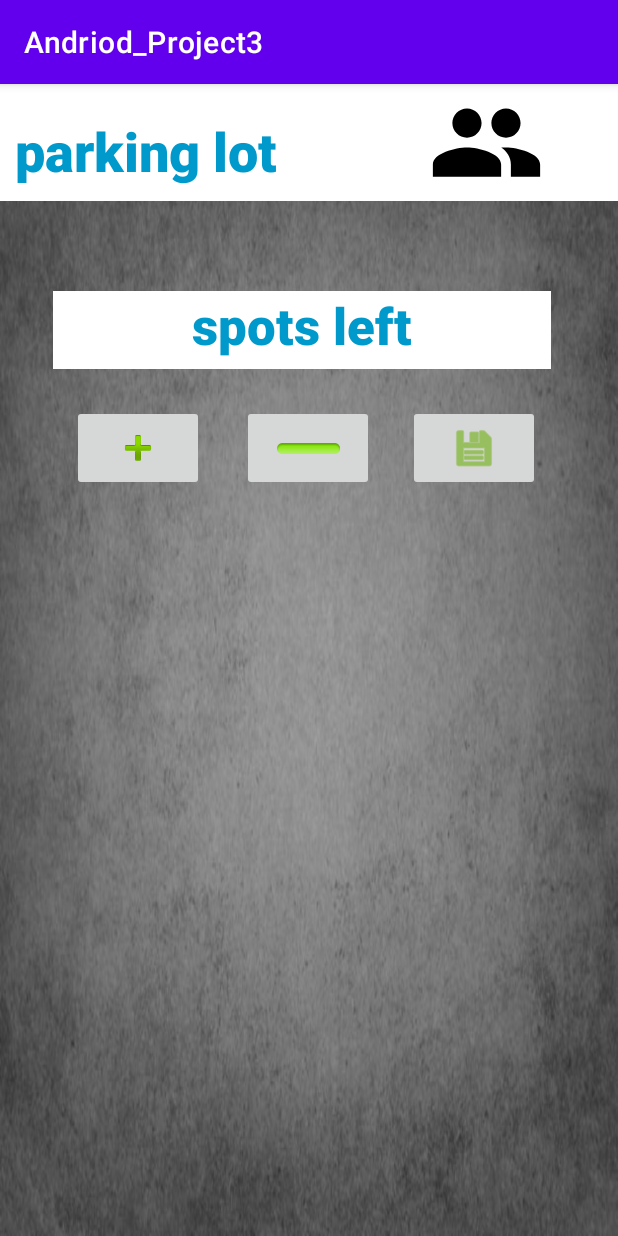
After one commit to HernanGHernandez/CST438Project3, an Android app: the view_parking_lot screen opened directly, with no data from a screen before it, on a phone screen of 412 x 824 dp. The commit adds this screen. Run offline under Robolectric (Android 15) with nearby library versions, the phone set to English and light mode, and no system bars.

Commit message:
added activities

```diff
--- a/Andriod_Project3/app/build.gradle
+++ b/Andriod_Project3/app/build.gradle
@@ -32,6 +32,7 @@ dependencies {
     implementation 'androidx.appcompat:appcompat:1.3.1'
     implementation 'com.google.android.material:material:1.4.0'
     implementation 'androidx.constraintlayout:constraintlayout:2.1.0'
+    implementation 'androidx.gridlayout:gridlayout:1.0.0'
     testImplementation 'junit:junit:4.+'
     androidTestImplementation 'androidx.test.ext:junit:1.1.3'
     androidTestImplementation 'androidx.test.espresso:espresso-core:3.4.0'
--- a/Andriod_Project3/app/src/main/AndroidManifest.xml
+++ b/Andriod_Project3/app/src/main/AndroidManifest.xml
@@ -9,6 +9,12 @@
         android:roundIcon="@mipmap/ic_launcher_round"
         android:supportsRtl="true"
         android:theme="@style/Theme.Andriod_Project3">
+        <activity
+            android:name=".edit_User"
+            android:exported="true" />
+        <activity
+            android:name=".view_parking_lot"
+            android:exported="true" />
         <activity
             android:name=".create_account"
             android:exported="false" />
--- /dev/null
+++ b/Andriod_Project3/app/src/main/java/com/example/andriod_project3/view_parking_lot.java
@@ -0,0 +1,14 @@
+package com.example.andriod_project3;
+
+import androidx.appcompat.app.AppCompatActivity;
+
+import android.os.Bundle;
+
+public class view_parking_lot extends AppCompatActivity {
+
+    @Override
+    protected void onCreate(Bundle savedInstanceState) {
+        super.onCreate(savedInstanceState);
+        setContentView(R.layout.activity_view_parking_lot);
+    }
+}
--- /dev/null
+++ b/Andriod_Project3/app/src/main/res/layout/activity_view_parking_lot.xml
@@ -0,0 +1,111 @@
+<?xml version="1.0" encoding="utf-8"?>
+<androidx.constraintlayout.widget.ConstraintLayout xmlns:android="http://schemas.android.com/apk/res/android"
+    xmlns:app="http://schemas.android.com/apk/res-auto"
+    xmlns:tools="http://schemas.android.com/tools"
+    android:layout_width="match_parent"
+    android:layout_height="match_parent"
+    android:background="@drawable/background"
+    tools:context=".view_parking_lot">
+
+    <RelativeLayout
+        android:id="@+id/relativeLayout"
+        android:layout_width="match_parent"
+        android:layout_height="78dp"
+        android:layout_weight="2"
+        app:layout_constraintTop_toTopOf="parent">
+
+        <TextView
+            android:id="@+id/textGrid"
+            android:layout_width="match_parent"
+            android:layout_height="match_parent"
+            android:layout_alignParentStart="true"
+            android:layout_alignParentTop="true"
+            android:layout_centerInParent="true"
+            android:layout_marginStart="0dp"
+            android:layout_marginBottom="-5dp"
+            android:background="@android:color/white"
+            android:fontFamily="sans-serif-black"
+            android:paddingLeft="10dp"
+            android:paddingTop="20dp"
+            android:text="@string/parkinglot"
+            android:textColor="@android:color/holo_blue_dark"
+            android:textSize="36sp"
+            android:textStyle="bold"></TextView>
+
+        <ImageView
+            android:id="@+id/imageView2"
+            android:layout_width="275dp"
+            android:layout_height="match_parent"
+            android:layout_alignParentTop="true"
+            android:layout_alignParentEnd="true"
+            android:layout_marginTop="0dp"
+            android:layout_marginEnd="-50dp"
+            app:srcCompat="@drawable/profile" />
+
+    </RelativeLayout>
+
+    <TextView
+        android:id="@+id/textView4"
+        android:layout_width="332dp"
+        android:layout_height="52dp"
+        android:layout_marginTop="60dp"
+        android:background="@android:color/white"
+        android:fontFamily="sans-serif-black"
+        android:text="@string/Spots_left"
+        android:textAlignment="center"
+        android:textColor="@android:color/holo_blue_dark"
+        android:textSize="34sp"
+        android:textStyle="bold"
+        app:layout_constraintBottom_toBottomOf="parent"
+        app:layout_constraintEnd_toEndOf="parent"
+        app:layout_constraintHorizontal_bias="0.443"
+        app:layout_constraintStart_toStartOf="parent"
+        app:layout_constraintTop_toBottomOf="@+id/relativeLayout"
+        app:layout_constraintVertical_bias="0.0" />
+
+    <ImageButton
+        android:id="@+id/imageButton2"
+        android:layout_width="88dp"
+        android:layout_height="57dp"
+        android:layout_marginStart="48dp"
+        android:layout_marginTop="24dp"
+        app:layout_constraintBottom_toBottomOf="parent"
+        app:layout_constraintStart_toStartOf="parent"
+        app:layout_constraintTop_toBottomOf="@+id/textView4"
+        app:layout_constraintVertical_bias="0.0"
+        app:srcCompat="@android:drawable/ic_input_add" />
+
+    <ImageButton
+        android:id="@+id/imageButton3"
+        android:layout_width="88dp"
+        android:layout_height="57dp"
+        android:layout_marginTop="24dp"
+        app:layout_constraintBottom_toBottomOf="parent"
+        app:layout_constraintEnd_toEndOf="parent"
+        app:layout_constraintHorizontal_bias="0.498"
+        app:layout_constraintStart_toStartOf="parent"
+        app:layout_constraintTop_toBottomOf="@+id/textView4"
+        app:layout_constraintVertical_bias="0.0"
+        app:srcCompat="@android:drawable/button_onoff_indicator_on" />
+
+    <ImageButton
+        android:id="@+id/imageButton4"
+        android:layout_width="88dp"
+        android:layout_height="57dp"
+        android:layout_marginTop="24dp"
+        android:layout_marginEnd="52dp"
+        app:layout_constraintEnd_toEndOf="parent"
+        app:layout_constraintTop_toBottomOf="@+id/textView4"
+        app:srcCompat="@android:drawable/ic_menu_save"
+        app:tint="#6DAF0F" />
+
+    <androidx.recyclerview.widget.RecyclerView
+        android:layout_width="409dp"
+        android:layout_height="215dp"
+        android:layout_marginBottom="96dp"
+        app:layout_constraintBottom_toBottomOf="parent"
+        app:layout_constraintEnd_toEndOf="parent"
+        app:layout_constraintHorizontal_bias="1.0"
+        app:layout_constraintStart_toStartOf="parent" />
+
+</androidx.constraintlayout.widget.ConstraintLayout>
--- a/Andriod_Project3/app/src/main/res/values/strings.xml
+++ b/Andriod_Project3/app/src/main/res/values/strings.xml
@@ -1,3 +1,5 @@
 <resources>
     <string name="app_name">Andriod_Project3</string>
+    <string name="parkinglot">parking lot</string>
+    <string name="Spots_left">spots left </string>
 </resources>
--- a/Andriod_Project3/settings.gradle
+++ b/Andriod_Project3/settings.gradle
@@ -8,3 +8,4 @@ dependencyResolutionManagement {
 }
 rootProject.name = "Andriod_Project3"
 include ':app'
+// hi
```
Also changed, not shown: Andriod_Project3/app/src/main/java/com/example/andriod_project3/edit_User.java (added, +14 -0 lines), Andriod_Project3/app/src/main/res/layout/activity_edit_user.xml (added, +82 -0 lines).
